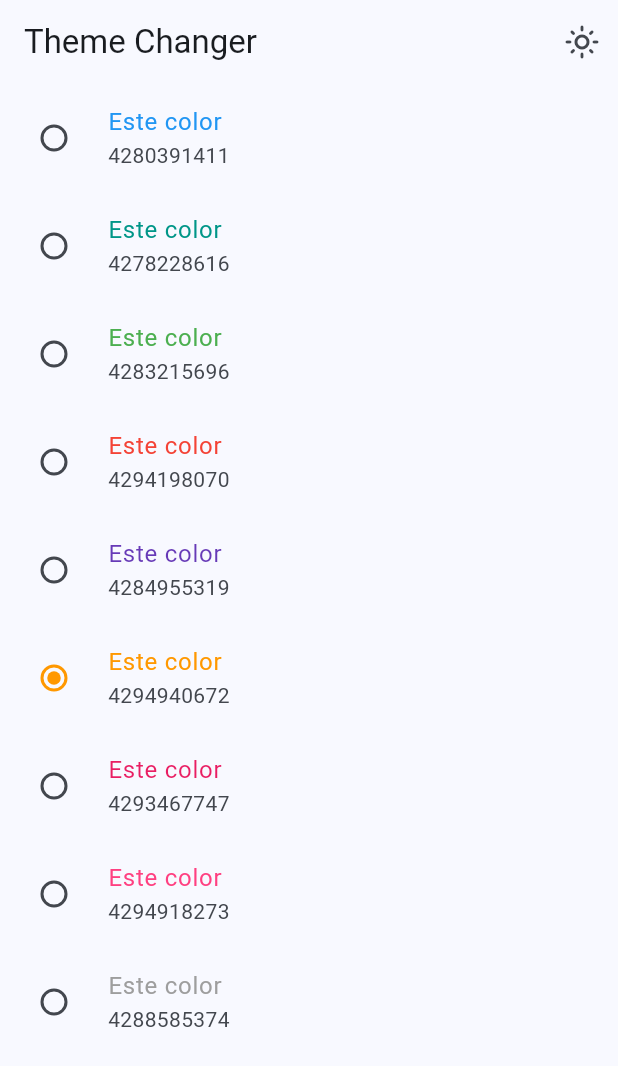
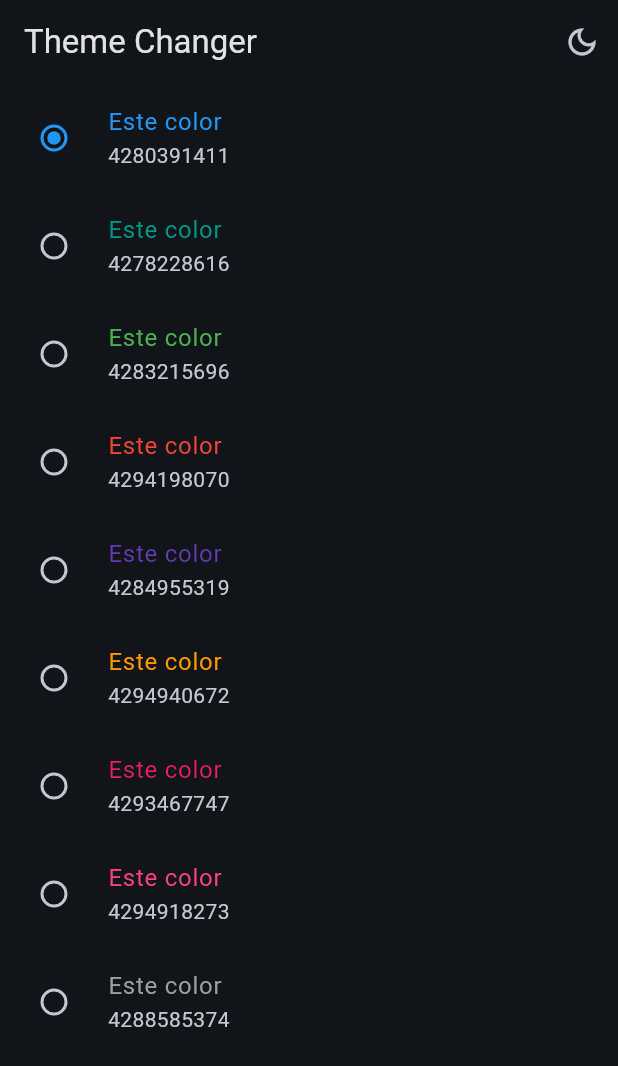
Before and after one commit to AlonsoAM/Widgets-app-flutter, a Flutter app: the ThemeChangerScreen screen opened by its route, after a tap on the "light mode" icon, on a phone screen of 412 x 824 dp. Shown: the top 1066 px of the screen. Run offline on Flutter 3.47's test engine with Material 2 defaults, Android fonts, the phone set to English and light mode, and no system bars; our stand-ins replace animate_do, flutter_riverpod, go_router.

Commit message:
Cambio de tema y colores finalizado

```diff
--- a/lib/config/theme/app_theme.dart
+++ b/lib/config/theme/app_theme.dart
@@ -14,14 +14,16 @@ const colorList = <Color>[
 
 class AppTheme {
   final int selectedColor;
+  final bool isDarkMode;
 
-  AppTheme({this.selectedColor = 0})
+  AppTheme({this.isDarkMode = false, this.selectedColor = 0})
       : assert(selectedColor >= 0, 'Selected color must be greater then 0'),
         assert(selectedColor < colorList.length,
             'Selected color must be less or equal than ${colorList.length - 1}');
 
   ThemeData getTheme() => ThemeData(
       useMaterial3: true,
+      brightness: isDarkMode ? Brightness.dark : Brightness.light,
       colorSchemeSeed: colorList[selectedColor],
       appBarTheme: const AppBarTheme(centerTitle: false));
 }
--- a/lib/main.dart
+++ b/lib/main.dart
@@ -2,21 +2,26 @@ import 'package:flutter/material.dart';
 import 'package:flutter_riverpod/flutter_riverpod.dart';
 import 'package:widgets_app/config/router/app_router.dart';
 import 'package:widgets_app/config/theme/app_theme.dart';
+import 'package:widgets_app/presentations/providers/theme_provider.dart';
 
 void main() {
   runApp(const ProviderScope(child: MainApp()));
 }
 
-class MainApp extends StatelessWidget {
+class MainApp extends ConsumerWidget {
   const MainApp({super.key});
 
   @override
-  Widget build(BuildContext context) {
+  Widget build(BuildContext context, WidgetRef ref) {
+    final bool isDarkMode = ref.watch(isDarkmodeProvider);
+    final int selectedColor = ref.watch(selectedColorProvider);
+
     return MaterialApp.router(
       title: 'Flutter Widgets',
       routerConfig: appRouter,
       debugShowCheckedModeBanner: false,
-      theme: AppTheme(selectedColor: 0).getTheme(),
+      theme: AppTheme(selectedColor: selectedColor, isDarkMode: isDarkMode)
+          .getTheme(),
     );
   }
 }
--- a/lib/presentations/providers/theme_provider.dart
+++ b/lib/presentations/providers/theme_provider.dart
@@ -7,3 +7,6 @@ final isDarkmodeProvider = StateProvider<bool>((ref) => false);
 
 // listado de Colores inmutable
 final colorListProvider = Provider((ref) => colorList);
+
+// un simple int
+final selectedColorProvider = StateProvider<int>((ref) => 0);
--- a/lib/presentations/screens/theme_changer/theme-changer.dart
+++ b/lib/presentations/screens/theme_changer/theme-changer.dart
@@ -8,12 +8,15 @@ class ThemeChangerScreen extends ConsumerWidget {
   @override
   Widget build(BuildContext context, WidgetRef ref) {
     final isDarkMode = ref.watch(isDarkmodeProvider);
+
     return Scaffold(
       appBar: AppBar(
         title: const Text('Theme Changer'),
         actions: [
           IconButton(
-              onPressed: () {},
+              onPressed: () {
+                ref.read(isDarkmodeProvider.notifier).update((state) => !state);
+              },
               icon: Icon(isDarkMode
                   ? Icons.dark_mode_outlined
                   : Icons.light_mode_outlined))
@@ -32,6 +35,8 @@ class _ThemeChangerView extends ConsumerWidget {
   @override
   Widget build(BuildContext context, WidgetRef ref) {
     final List<Color> colors = ref.watch(colorListProvider);
+    final int selectedColor = ref.watch(selectedColorProvider);
+
     return ListView.builder(
         itemCount: colors.length,
         itemBuilder: (context, index) {
@@ -44,9 +49,9 @@ class _ThemeChangerView extends ConsumerWidget {
               subtitle: Text('${color.value}'),
               activeColor: color,
               value: index,
-              groupValue: 5,
+              groupValue: selectedColor,
               onChanged: (value) {
-                // TODO - notificar el cambio
+                ref.read(selectedColorProvider.notifier).state = index;
               });
         });
   }
```
